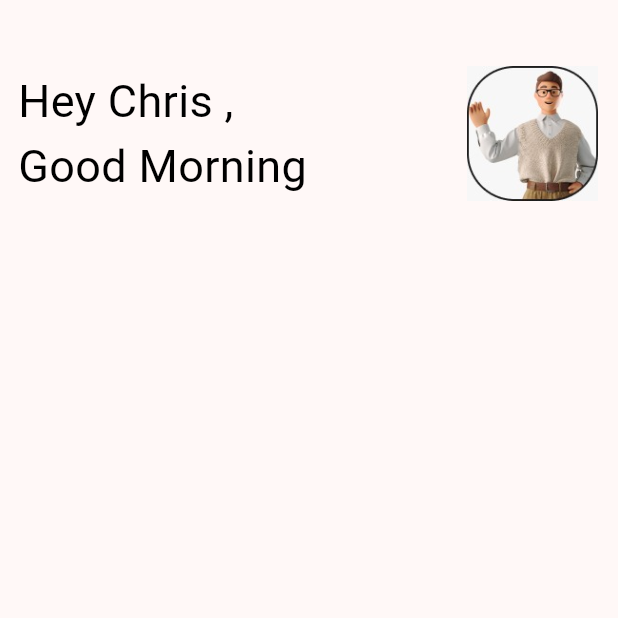
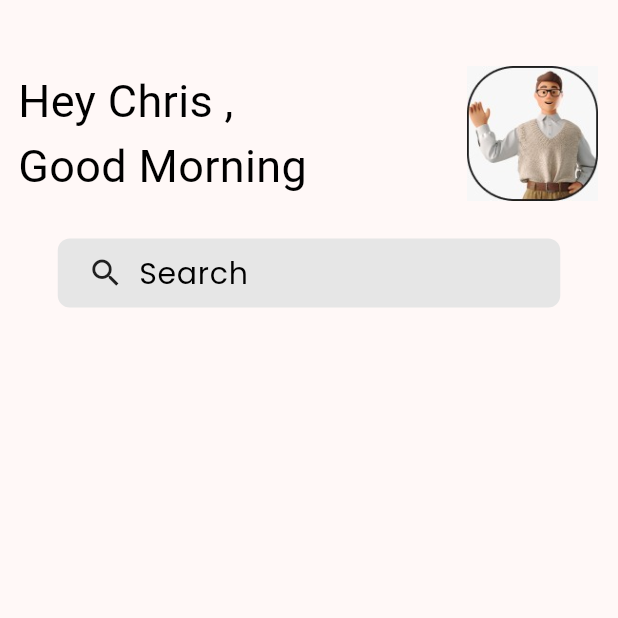
Before and after one commit to omarAbdullahMoharam/Notify, a Flutter app: the HomeScreen screen opened directly, on a phone screen of 412 x 824 dp, the top half of it. Run offline on Flutter 3.47's test engine with Material 3 defaults, Android fonts, the light colour scheme and no system bars.

Commit message:
Custom Search bar added

```diff
--- a/lib/screens/home_screen.dart
+++ b/lib/screens/home_screen.dart
@@ -7,16 +7,58 @@ class HomeScreen extends StatelessWidget {
 
   @override
   Widget build(BuildContext context) {
-    return const Scaffold(
+    return Scaffold(
         body: Padding(
-      padding: EdgeInsets.all(12.0),
+      padding: const EdgeInsets.all(12.0),
       child: Column(
         mainAxisAlignment: MainAxisAlignment.start,
         children: [
-          SizedBox(
+          const SizedBox(
             height: 32,
           ),
-          CustomAppBar(),
+          const CustomAppBar(),
+          const SizedBox(height: 25),
+          Container(
+            height: 46,
+            width: 335,
+            decoration: const BoxDecoration(
+              color: Color(0xFFE6E6E6),
+              borderRadius: BorderRadius.all(
+                Radius.circular(8),
+              ),
+            ),
+            child: const Padding(
+              padding: EdgeInsets.all(8.0),
+              child: Row(
+                mainAxisSize: MainAxisSize.min,
+                children: [
+                  Padding(
+                    padding: EdgeInsets.only(left: 12.0),
+                    child: Icon(Icons.search),
+                  ),
+                  SizedBox(
+                    width: 10,
+                  ),
+                  SizedBox(
+                    width: 260,
+                    child: TextField(
+                      decoration: InputDecoration(
+                        border: InputBorder.none,
+                        fillColor: Color(0xFFE6E6E6),
+                        label: Text('Search'),
+                        labelStyle: TextStyle(
+                          fontSize: 20,
+                          fontFamily: 'Poppins',
+                          color: Colors.black,
+                        ),
+                        floatingLabelAlignment: FloatingLabelAlignment.start,
+                      ),
+                    ),
+                  )
+                ],
+              ),
+            ),
+          ),
         ],
       ),
     ));
```
